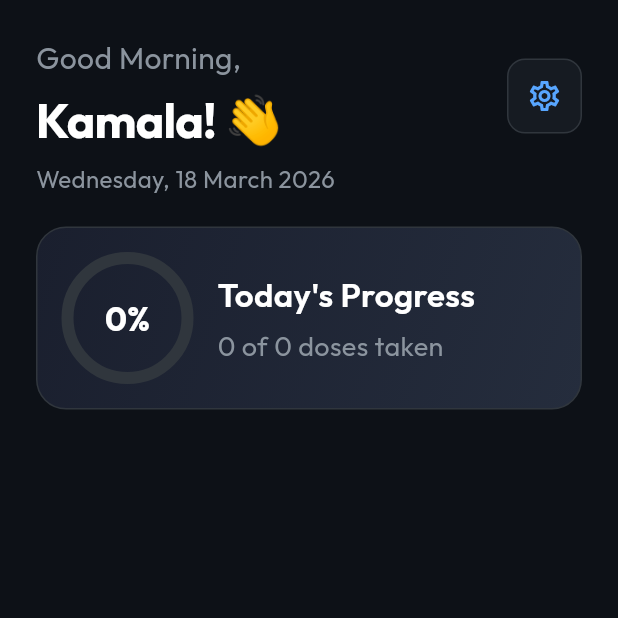
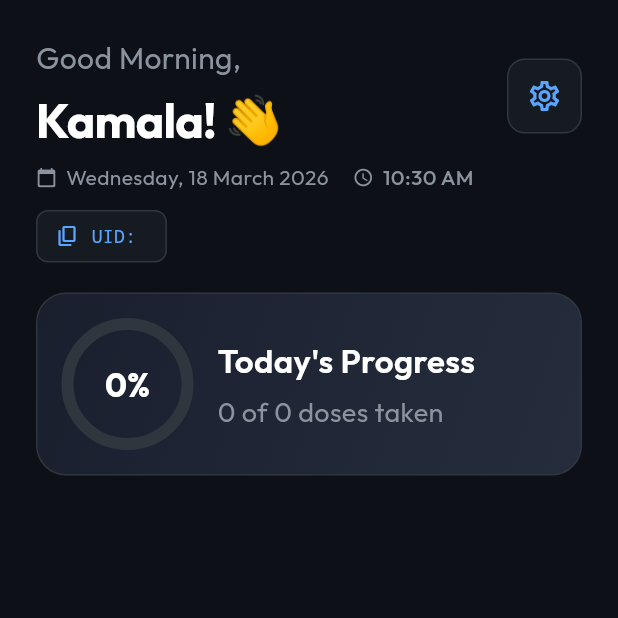
Before and after one commit to ChristinaPaul19/MEDICEP, a Flutter app: the HomeScreen screen opened directly, on a phone screen of 412 x 824 dp, the top half of it. Run offline on Flutter 3.47's test engine with Material 3 defaults, Android fonts, the phone set to English and light mode, and no system bars; our stand-ins replace cloud_firestore, firebase_auth, firebase_core, flutter_local_notifications, google_fonts, timezone; accounts and stored records are empty; network calls fail.

Commit message:
Working Version

```diff
--- a/lib/screens/home_screen.dart
+++ b/lib/screens/home_screen.dart
@@ -1,5 +1,6 @@
 import 'package:flutter/material.dart';
 import 'package:flutter/services.dart';
+import 'dart:async';
 import 'package:firebase_auth/firebase_auth.dart';
 import '../services/database_service.dart';
 import '../models/medicine.dart';
@@ -21,6 +22,7 @@ class _HomeScreenState extends State<HomeScreen>
     with SingleTickerProviderStateMixin {
   late AnimationController _pulseController;
   late Animation<double> _pulseAnimation;
+  Timer? _timer;
 
   // ── Demo data (replace with Isar/BLE data in production) ──
   final String userName = 'Kamala';
@@ -29,6 +31,10 @@ class _HomeScreenState extends State<HomeScreen>
   @override
   void initState() {
     super.initState();
+
+    _timer = Timer.periodic(const Duration(seconds: 1), (_) {
+      if (mounted) setState(() {});
+    });
 
     timeSlots = [
       TimeSlot(
@@ -166,6 +172,7 @@ class _HomeScreenState extends State<HomeScreen>
   @override
   void dispose() {
     _pulseController.dispose();
+    _timer?.cancel();
     super.dispose();
   }
 
@@ -203,6 +210,14 @@ class _HomeScreenState extends State<HomeScreen>
     hex = hex.replaceFirst('#', '');
     if (hex.length == 6) hex = 'FF$hex';
     return Color(int.parse(hex, radix: 16));
+  }
+
+  String _formattedLiveTime() {
+    final now = DateTime.now();
+    final hour = now.hour == 0 ? 12 : (now.hour > 12 ? now.hour - 12 : now.hour);
+    final minute = now.minute.toString().padLeft(2, '0');
+    final period = now.hour >= 12 ? 'PM' : 'AM';
+    return '$hour:$minute $period';
   }
 
   String _formattedDate() {
@@ -307,11 +322,64 @@ class _HomeScreenState extends State<HomeScreen>
                               ],
                             ),
                             const SizedBox(height: 4),
-                            Text(
-                              _formattedDate(),
-                              style: const TextStyle(
-                                fontSize: 16,
-                                color: Color(0xFF8B949E),
+                            Row(
+                              children: [
+                                const Icon(Icons.calendar_today_rounded, size: 14, color: Color(0xFF8B949E)),
+                                const SizedBox(width: 6),
+                                Text(
+                                  _formattedDate(),
+                                  style: const TextStyle(
+                                    fontSize: 14,
+                                    color: Color(0xFF8B949E),
+                                  ),
+                                ),
+                                const SizedBox(width: 16),
+                                const Icon(Icons.access_time_rounded, size: 14, color: Color(0xFF8B949E)),
+                                const SizedBox(width: 6),
+                                Text(
+                                  _formattedLiveTime(),
+                                  style: const TextStyle(
+                                    fontSize: 14,
+                                    color: Color(0xFF8B949E),
+                                    fontWeight: FontWeight.w500,
+                                  ),
+                                ),
+                              ],
+                            ),
+                            const SizedBox(height: 12),
+                            GestureDetector(
+                              onTap: () {
+                                Clipboard.setData(ClipboardData(text: uid));
+                                ScaffoldMessenger.of(context).showSnackBar(
+                                  const SnackBar(
+                                    content: Text('Device ID (UID) copied to clipboard!'),
+                                    backgroundColor: Color(0xFF238636),
+                                    behavior: SnackBarBehavior.floating,
+                                  ),
+                                );
+                              },
+                              child: Container(
+                                padding: const EdgeInsets.symmetric(horizontal: 12, vertical: 8),
+                                decoration: BoxDecoration(
+                                  color: const Color(0xFF161B22),
+                                  borderRadius: BorderRadius.circular(8),
+                                  border: Border.all(color: const Color(0xFF30363D)),
+                                ),
+                                child: Row(
+                                  mainAxisSize: MainAxisSize.min,
+                                  children: [
+                                    const Icon(Icons.copy_rounded, color: Color(0xFF58A6FF), size: 16),
+                                    const SizedBox(width: 8),
+                                    Text(
+                                      'UID: $uid',
+                                      style: const TextStyle(
+                                        color: Color(0xFF58A6FF),
+                                        fontSize: 12,
+                                        fontFamily: 'monospace',
+                                      ),
+                                    ),
+                                  ],
+                                ),
                               ),
                             ),
                             const SizedBox(height: 20),
--- a/lib/services/auth_service.dart
+++ b/lib/services/auth_service.dart
@@ -27,13 +27,14 @@ class AuthService extends ChangeNotifier {
   // --- Anonymous Auth (Guest) ---
   Future<UserCredential?> signInAnonymously() async {
     if (!isFirebaseInitialized) {
-      debugPrint('MOCK: Signing in anonymously');
+      debugPrint('MOCK: Signing in anonymously (Offline/Demo Mode)');
       await Future.delayed(const Duration(seconds: 1));
       _isMockLoggedIn = true;
       notifyListeners();
       return null;
     }
     final cred = await _auth.signInAnonymously();
+    debugPrint('Firebase: Signed in anonymously as ${cred.user?.uid}');
     notifyListeners();
     return cred;
   }
@@ -57,13 +58,14 @@ class AuthService extends ChangeNotifier {
   // Sign in with Email
   Future<UserCredential?> signInWithEmail(String email, String password) async {
     if (!isFirebaseInitialized) {
-      debugPrint('MOCK: Signing in with $email');
+      debugPrint('MOCK: Signing in with $email (Offline/Demo Mode)');
       await Future.delayed(const Duration(seconds: 1));
       _isMockLoggedIn = true;
       notifyListeners();
       return null;
     }
     final cred = await _auth.signInWithEmailAndPassword(email: email, password: password);
+    debugPrint('Firebase: Signed in as ${cred.user?.email}');
     notifyListeners();
     return cred;
   }
```
Also changed, not shown: lib/main.dart (+53 -2 lines), lib/models/dose_log.dart (+24 -4 lines), lib/services/database_service.dart (+53 -20 lines), 2 other files.
